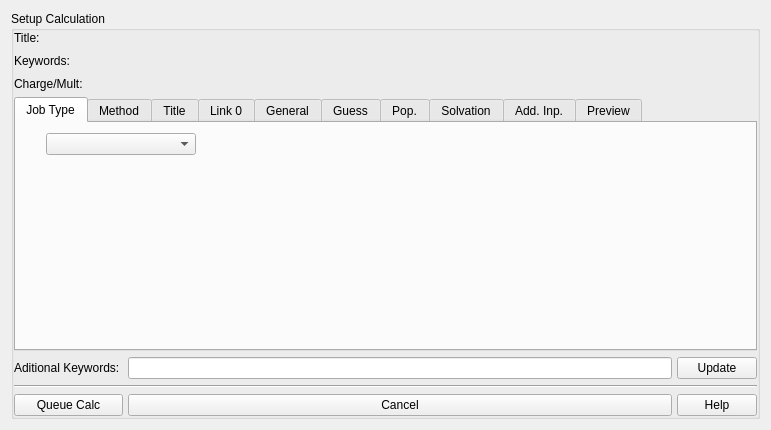
Before: the Qt Designer form Views/uiCalculationsWindow2.ui in samuelvp360/SVP360CalculationController, drawn with Qt 5.
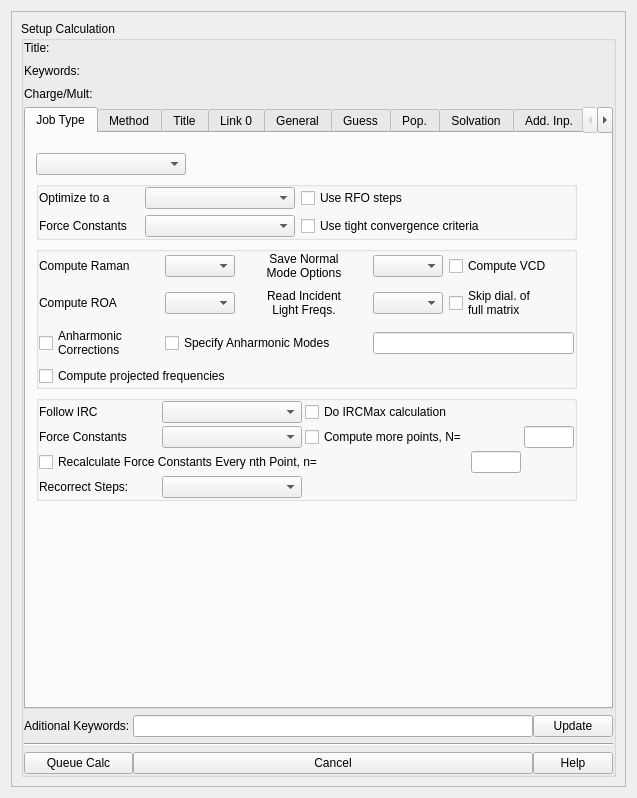
After: the same form once the commit is applied. The open tabs and pages were chosen to show the change.

Commit message: Charges detection implemented

What changed in the file:
```diff
--- a/Views/uiCalculationsWindow2.ui
+++ b/Views/uiCalculationsWindow2.ui
@@ -6,8 +6,8 @@
    <rect>
     <x>0</x>
     <y>0</y>
-    <width>771</width>
-    <height>430</height>
+    <width>637</width>
+    <height>798</height>
    </rect>
   </property>
   <property name="windowTitle">
@@ -15,6 +15,21 @@
   </property>
   <layout class="QVBoxLayout" name="verticalLayout_2">
    <item>
+    <widget class="QScrollArea" name="scrollArea">
+     <property name="widgetResizable">
+      <bool>true</bool>
+     </property>
+     <widget class="QWidget" name="scrollAreaWidgetContents">
+      <property name="geometry">
+       <rect>
+        <x>0</x>
+        <y>0</y>
+        <width>617</width>
+        <height>778</height>
+       </rect>
+      </property>
+      <layout class="QVBoxLayout" name="verticalLayout_7">
+       <item>
     <widget class="QGroupBox" name="uiSetupCalculationGroupBox">
      <property name="title">
       <string>Setup Calculation</string>
@@ -33,52 +48,20 @@
        <number>0</number>
       </property>
       <property name="horizontalSpacing">
-       <number>5</number>
-      </property>
+           <number>0</number>
+          </property>
+          <item row="3" column="0" colspan="3">
+           <widget class="Line" name="line">
+            <property name="orientation">
+             <enum>Qt::Horizontal</enum>
+            </property>
+           </widget>
+          </item>
       <item row="0" column="0" colspan="3">
        <layout class="QGridLayout" name="gridLayout_5">
         <property name="verticalSpacing">
          <number>9</number>
         </property>
-        <item row="1" column="0">
-         <widget class="QLabel" name="label_2">
-          <property name="text">
-           <string>Keywords:</string>
-          </property>
-         </widget>
-        </item>
-        <item row="0" column="1" colspan="2">
-         <widget class="QLabel" name="uiTitleLabel">
-          <property name="minimumSize">
-           <size>
-            <width>0</width>
-            <height>0</height>
-           </size>
-          </property>
-          <property name="font">
-           <font>
-            <weight>75</weight>
-            <bold>true</bold>
-           </font>
-          </property>
-          <property name="text">
-           <string/>
-          </property>
-         </widget>
-        </item>
-        <item row="1" column="1" colspan="2">
-         <widget class="QLabel" name="uiKeywordsLabel">
-          <property name="font">
-           <font>
-            <weight>75</weight>
-            <bold>true</bold>
-           </font>
-          </property>
-          <property name="text">
-           <string/>
-          </property>
-         </widget>
-        </item>
         <item row="0" column="0">
          <widget class="QLabel" name="label">
           <property name="maximumSize">
@@ -92,19 +75,6 @@
           </property>
          </widget>
         </item>
-        <item row="2" column="1" colspan="2">
-         <widget class="QLabel" name="uiCargeMultLabel">
-          <property name="font">
-           <font>
-            <weight>75</weight>
-            <bold>true</bold>
-           </font>
-          </property>
-          <property name="text">
-           <string/>
-          </property>
-         </widget>
-        </item>
         <item row="2" column="0">
          <widget class="QLabel" name="label_3">
           <property name="text">
@@ -112,59 +82,66 @@
           </property>
          </widget>
         </item>
-       </layout>
-      </item>
-      <item row="2" column="0">
-       <widget class="QLabel" name="label_4">
-        <property name="text">
-         <string>Aditional Keywords: </string>
-        </property>
-       </widget>
-      </item>
-      <item row="2" column="1">
-       <widget class="QLineEdit" name="uiAditionalKeyLineEdit"/>
-      </item>
-      <item row="2" column="2">
-       <widget class="QPushButton" name="uiUpdateKeyButton">
-        <property name="text">
-         <string>Update</string>
-        </property>
-       </widget>
-      </item>
-      <item row="3" column="0" colspan="3">
-       <widget class="Line" name="line">
-        <property name="orientation">
-         <enum>Qt::Horizontal</enum>
-        </property>
-       </widget>
-      </item>
-      <item row="4" column="0">
-       <widget class="QPushButton" name="uiQueueCalcButton">
-        <property name="text">
-         <string>Queue Calc</string>
-        </property>
-       </widget>
-      </item>
-      <item row="4" column="1">
-       <widget class="QPushButton" name="uiCancelCalcButton">
-        <property name="text">
-         <string>Cancel</string>
-        </property>
-       </widget>
-      </item>
-      <item row="4" column="2">
-       <widget class="QPushButton" name="uiHelpButton">
-        <property name="text">
-         <string>Help</string>
-        </property>
-       </widget>
-      </item>
+            <item row="1" column="1" colspan="2">
+             <widget class="QLabel" name="uiKeywordsLabel">
+              <property name="font">
+               <font>
+                <weight>75</weight>
+                <bold>true</bold>
+               </font>
+              </property>
+              <property name="text">
+               <string/>
+              </property>
+             </widget>
+            </item>
+            <item row="2" column="1" colspan="2">
+             <widget class="QLabel" name="uiChargeMultLabel">
+              <property name="font">
+               <font>
+                <weight>75</weight>
+                <bold>true</bold>
+               </font>
+              </property>
+              <property name="text">
+               <string/>
+              </property>
+             </widget>
+            </item>
+            <item row="1" column="0">
+             <widget class="QLabel" name="label_2">
+              <property name="text">
+               <string>Keywords:</string>
+              </property>
+             </widget>
+            </item>
+            <item row="0" column="1" colspan="2">
+             <widget class="QLabel" name="uiTitleLabel">
+              <property name="minimumSize">
+               <size>
+                <width>0</width>
+                <height>0</height>
+               </size>
+              </property>
+              <property name="font">
+               <font>
+                <weight>75</weight>
+                <bold>true</bold>
+               </font>
+              </property>
+              <property name="text">
+               <string/>
+              </property>
+             </widget>
+            </item>
+           </layout>
+          </item>
       <item row="1" column="0" colspan="3">
        <widget class="QTabWidget" name="uiCalculationSetupTabs">
         <property name="minimumSize">
          <size>
           <width>0</width>
-          <height>200</height>
+              <height>380</height>
          </size>
         </property>
         <property name="currentIndex">
@@ -177,13 +154,13 @@
          <widget class="QWidget" name="layoutWidget">
           <property name="geometry">
            <rect>
-            <x>30</x>
-            <y>10</y>
-            <width>601</width>
-            <height>151</height>
-           </rect>
-          </property>
-          <layout class="QVBoxLayout" name="verticalLayout_3">
+                <x>10</x>
+                <y>20</y>
+                <width>541</width>
+                <height>508</height>
+               </rect>
+              </property>
+              <layout class="QVBoxLayout" name="uiJobTypeLayout">
            <item>
             <widget class="QComboBox" name="uiJobTypeComboBox">
              <property name="maximumSize">
@@ -195,7 +172,389 @@
             </widget>
            </item>
            <item>
-            <layout class="QVBoxLayout" name="uiJobTypeLayout"/>
+                <widget class="QGroupBox" name="uiOptGroupBox">
+                 <property name="title">
+                  <string/>
+                 </property>
+                 <property name="flat">
+                  <bool>false</bool>
+                 </property>
+                 <layout class="QVBoxLayout" name="verticalLayout_3" stretch="0">
+                  <property name="spacing">
+                   <number>6</number>
+                  </property>
+                  <property name="sizeConstraint">
+                   <enum>QLayout::SetNoConstraint</enum>
+                  </property>
+                  <property name="leftMargin">
+                   <number>0</number>
+                  </property>
+                  <property name="topMargin">
+                   <number>0</number>
+                  </property>
+                  <property name="rightMargin">
+                   <number>0</number>
+                  </property>
+                  <property name="bottomMargin">
+                   <number>0</number>
+                  </property>
+                  <item>
+                   <layout class="QGridLayout" name="uiOptimizationLayout">
+                    <property name="bottomMargin">
+                     <number>0</number>
+                    </property>
+                    <item row="0" column="1">
+                     <widget class="QComboBox" name="uiOptimizeToAComboBox">
+                      <property name="minimumSize">
+                       <size>
+                        <width>150</width>
+                        <height>0</height>
+                       </size>
+                      </property>
+                      <property name="maximumSize">
+                       <size>
+                        <width>15</width>
+                        <height>16777215</height>
+                       </size>
+                      </property>
+                     </widget>
+                    </item>
+                    <item row="1" column="0">
+                     <widget class="QLabel" name="label_24">
+                      <property name="text">
+                       <string>Force Constants</string>
+                      </property>
+                     </widget>
+                    </item>
+                    <item row="1" column="2">
+                     <widget class="QCheckBox" name="uiTightCheckBox">
+                      <property name="text">
+                       <string>Use tight convergence criteria</string>
+                      </property>
+                     </widget>
+                    </item>
+                    <item row="1" column="1">
+                     <widget class="QComboBox" name="uiForceConstComboBox"/>
+                    </item>
+                    <item row="0" column="2">
+                     <widget class="QCheckBox" name="uiUseRFOStepsCheckBox">
+                      <property name="text">
+                       <string>Use RFO steps</string>
+                      </property>
+                     </widget>
+                    </item>
+                    <item row="0" column="0">
+                     <widget class="QLabel" name="label_23">
+                      <property name="maximumSize">
+                       <size>
+                        <width>100</width>
+                        <height>16777215</height>
+                       </size>
+                      </property>
+                      <property name="text">
+                       <string>Optimize to a</string>
+                      </property>
+                     </widget>
+                    </item>
+                   </layout>
+                  </item>
+                 </layout>
+                </widget>
+               </item>
+               <item>
+                <widget class="QGroupBox" name="uiFreqGroupBox">
+                 <property name="title">
+                  <string/>
+                 </property>
+                 <layout class="QVBoxLayout" name="verticalLayout_5">
+                  <property name="spacing">
+                   <number>6</number>
+                  </property>
+                  <property name="sizeConstraint">
+                   <enum>QLayout::SetNoConstraint</enum>
+                  </property>
+                  <property name="leftMargin">
+                   <number>0</number>
+                  </property>
+                  <property name="topMargin">
+                   <number>0</number>
+                  </property>
+                  <property name="rightMargin">
+                   <number>0</number>
+                  </property>
+                  <property name="bottomMargin">
+                   <number>0</number>
+                  </property>
+                  <item>
+                   <layout class="QGridLayout" name="uiFreqLayout">
+                    <property name="horizontalSpacing">
+                     <number>6</number>
+                    </property>
+                    <item row="1" column="0">
+                     <widget class="QLabel" name="label_17">
+                      <property name="text">
+                       <string>Compute ROA</string>
+                      </property>
+                     </widget>
+                    </item>
+                    <item row="3" column="0" colspan="3">
+                     <widget class="QCheckBox" name="uiProjectedFreqCheckBox">
+                      <property name="text">
+                       <string>Compute projected frequencies</string>
+                      </property>
+                     </widget>
+                    </item>
+                    <item row="0" column="3">
+                     <widget class="QComboBox" name="uiNormalModeComboBox">
+                      <property name="maximumSize">
+                       <size>
+                        <width>70</width>
+                        <height>16777215</height>
+                       </size>
+                      </property>
+                     </widget>
+                    </item>
+                    <item row="1" column="2">
+                     <widget class="QLabel" name="label_18">
+                      <property name="text">
+                       <string>Read Incident
+Light Freqs.</string>
+                      </property>
+                      <property name="alignment">
+                       <set>Qt::AlignCenter</set>
+                      </property>
+                     </widget>
+                    </item>
+                    <item row="1" column="3">
+                     <widget class="QComboBox" name="uiIncidentLightComboBox">
+                      <property name="maximumSize">
+                       <size>
+                        <width>70</width>
+                        <height>16777215</height>
+                       </size>
+                      </property>
+                     </widget>
+                    </item>
+                    <item row="0" column="2">
+                     <widget class="QLabel" name="label_16">
+                      <property name="layoutDirection">
+                       <enum>Qt::LeftToRight</enum>
+                      </property>
+                      <property name="text">
+                       <string>Save Normal
+Mode Options</string>
+                      </property>
+                      <property name="alignment">
+                       <set>Qt::AlignCenter</set>
+                      </property>
+                      <property name="margin">
+                       <number>2</number>
+                      </property>
+                     </widget>
+                    </item>
+                    <item row="1" column="1">
+                     <widget class="QComboBox" name="uiROAComboBox">
+                      <property name="maximumSize">
+                       <size>
+                        <width>70</width>
+                        <height>16777215</height>
+                       </size>
+                      </property>
+                     </widget>
+                    </item>
+                    <item row="2" column="3" colspan="2">
+                     <widget class="QLineEdit" name="uiAnharmonicLine"/>
+                    </item>
+                    <item row="0" column="0">
+                     <widget class="QLabel" name="label_13">
+                      <property name="maximumSize">
+                       <size>
+                        <width>120</width>
+                        <height>16777215</height>
+                       </size>
+                      </property>
+                      <property name="text">
+                       <string>Compute Raman</string>
+                      </property>
+                     </widget>
+                    </item>
+                    <item row="1" column="4">
+                     <widget class="QCheckBox" name="uiSkipCheckBox">
+                      <property name="text">
+                       <string>Skip dial. of
+full matrix</string>
+                      </property>
+                     </widget>
+                    </item>
+                    <item row="0" column="4">
+                     <widget class="QCheckBox" name="uiVCDCheckBox">
+                      <property name="text">
+                       <string>Compute VCD</string>
+                      </property>
+                     </widget>
+                    </item>
+                    <item row="2" column="0">
+                     <widget class="QCheckBox" name="uiAnharmonicCheckBox">
+                      <property name="text">
+                       <string>Anharmonic
+Corrections</string>
+                      </property>
+                     </widget>
+                    </item>
+                    <item row="0" column="1">
+                     <widget class="QComboBox" name="uiRamanComboBox">
+                      <property name="maximumSize">
+                       <size>
+                        <width>70</width>
+                        <height>16777215</height>
+                       </size>
+                      </property>
+                     </widget>
+                    </item>
+                    <item row="2" column="1" colspan="2">
+                     <widget class="QCheckBox" name="uiAnharmonicModesCheckBox">
+                      <property name="text">
+                       <string>Specify Anharmonic Modes</string>
+                      </property>
+                     </widget>
+                    </item>
+                   </layout>
+                  </item>
+                 </layout>
+                </widget>
+               </item>
+               <item>
+                <widget class="QGroupBox" name="uiIRCGroupBox">
+                 <property name="title">
+                  <string/>
+                 </property>
+                 <layout class="QVBoxLayout" name="verticalLayout_6">
+                  <property name="spacing">
+                   <number>3</number>
+                  </property>
+                  <property name="sizeConstraint">
+                   <enum>QLayout::SetNoConstraint</enum>
+                  </property>
+                  <property name="leftMargin">
+                   <number>0</number>
+                  </property>
+                  <property name="topMargin">
+                   <number>0</number>
+                  </property>
+                  <property name="rightMargin">
+                   <number>0</number>
+                  </property>
+                  <property name="bottomMargin">
+                   <number>0</number>
+                  </property>
+                  <item>
+                   <layout class="QGridLayout" name="uiIRCLayout">
+                    <item row="1" column="4">
+                     <widget class="QLineEdit" name="uiMorePointsLine">
+                      <property name="maximumSize">
+                       <size>
+                        <width>50</width>
+                        <height>16777215</height>
+                       </size>
+                      </property>
+                     </widget>
+                    </item>
+                    <item row="3" column="0">
+                     <widget class="QLabel" name="label_19">
+                      <property name="text">
+                       <string>Recorrect Steps:</string>
+                      </property>
+                     </widget>
+                    </item>
+                    <item row="2" column="3">
+                     <widget class="QLineEdit" name="uiRecalculateLine">
+                      <property name="maximumSize">
+                       <size>
+                        <width>50</width>
+                        <height>16777215</height>
+                       </size>
+                      </property>
+                     </widget>
+                    </item>
+                    <item row="0" column="0">
+                     <widget class="QLabel" name="label_21">
+                      <property name="text">
+                       <string>Follow IRC</string>
+                      </property>
+                     </widget>
+                    </item>
+                    <item row="1" column="0">
+                     <widget class="QLabel" name="label_20">
+                      <property name="maximumSize">
+                       <size>
+                        <width>120</width>
+                        <height>16777215</height>
+                       </size>
+                      </property>
+                      <property name="text">
+                       <string>Force Constants</string>
+                      </property>
+                     </widget>
+                    </item>
+                    <item row="1" column="2" colspan="2">
+                     <widget class="QCheckBox" name="uiMorePointsCheckBox">
+                      <property name="maximumSize">
+                       <size>
+                        <width>200</width>
+                        <height>16777215</height>
+                       </size>
+                      </property>
+                      <property name="text">
+                       <string>Compute more points, N=</string>
+                      </property>
+                     </widget>
+                    </item>
+                    <item row="2" column="0" colspan="3">
+                     <widget class="QCheckBox" name="uiRecalculateCheckBox">
+                      <property name="maximumSize">
+                       <size>
+                        <width>350</width>
+                        <height>16777215</height>
+                       </size>
+                      </property>
+                      <property name="text">
+                       <string>Recalculate Force Constants Every nth Point, n=</string>
+                      </property>
+                     </widget>
+                    </item>
+                    <item row="0" column="1">
+                     <widget class="QComboBox" name="uiFollowIRCComboBox">
+                      <property name="maximumSize">
+                       <size>
+                        <width>140</width>
+                        <height>16777215</height>
+                       </size>
+                      </property>
+                     </widget>
+                    </item>
+                    <item row="1" column="1">
+                     <widget class="QComboBox" name="uiForceConst2ComboBox"/>
+                    </item>
+                    <item row="0" column="2" colspan="2">
+                     <widget class="QCheckBox" name="uiIRCMaxCheckBox">
+                      <property name="maximumSize">
+                       <size>
+                        <width>200</width>
+                        <height>16777215</height>
+                       </size>
+                      </property>
+                      <property name="text">
+                       <string>Do IRCMax calculation</string>
+                      </property>
+                     </widget>
+                    </item>
+                    <item row="3" column="1">
+                     <widget class="QComboBox" name="uiRecorrectComboBox"/>
+                    </item>
+                   </layout>
+                  </item>
+                 </layout>
+                </widget>
            </item>
            <item>
             <spacer name="verticalSpacer">
@@ -433,7 +792,11 @@
               </widget>
              </item>
              <item>
-              <widget class="QSpinBox" name="uiChargeSpinBox"/>
+                  <widget class="QSpinBox" name="uiChargeSpinBox">
+                   <property name="minimum">
+                    <number>-99</number>
+                   </property>
+                  </widget>
              </item>
              <item>
               <widget class="QLabel" name="label_15">
@@ -734,7 +1097,49 @@
         </widget>
        </widget>
       </item>
-     </layout>
+          <item row="4" column="1">
+           <widget class="QPushButton" name="uiCancelCalcButton">
+            <property name="text">
+             <string>Cancel</string>
+            </property>
+           </widget>
+          </item>
+          <item row="4" column="0">
+           <widget class="QPushButton" name="uiQueueCalcButton">
+            <property name="text">
+             <string>Queue Calc</string>
+            </property>
+           </widget>
+          </item>
+          <item row="2" column="1">
+           <widget class="QLineEdit" name="uiAditionalKeyLineEdit"/>
+          </item>
+          <item row="2" column="2">
+           <widget class="QPushButton" name="uiUpdateKeyButton">
+            <property name="text">
+             <string>Update</string>
+            </property>
+           </widget>
+          </item>
+          <item row="4" column="2">
+           <widget class="QPushButton" name="uiHelpButton">
+            <property name="text">
+             <string>Help</string>
+            </property>
+           </widget>
+          </item>
+          <item row="2" column="0">
+           <widget class="QLabel" name="label_4">
+            <property name="text">
+             <string>Aditional Keywords: </string>
+            </property>
+           </widget>
+          </item>
+         </layout>
+        </widget>
+       </item>
+      </layout>
+     </widget>
     </widget>
    </item>
   </layout>
```
Lines whose indentation alone changed are shown as unchanged. The commit also changes 13 other files.
